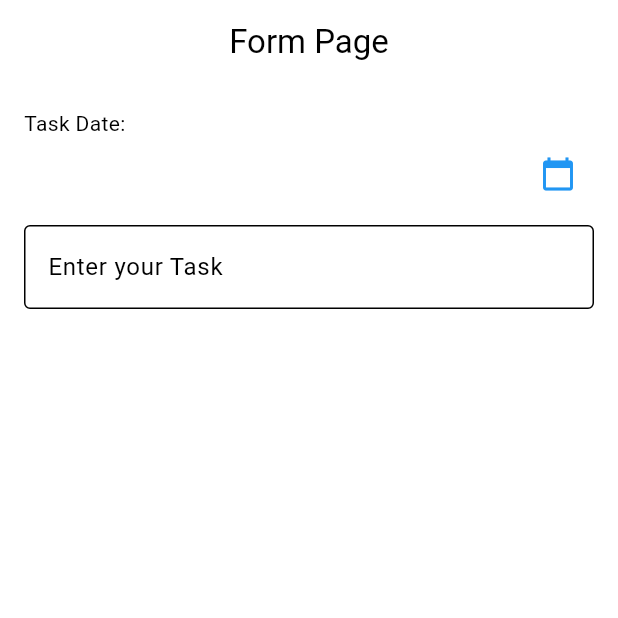
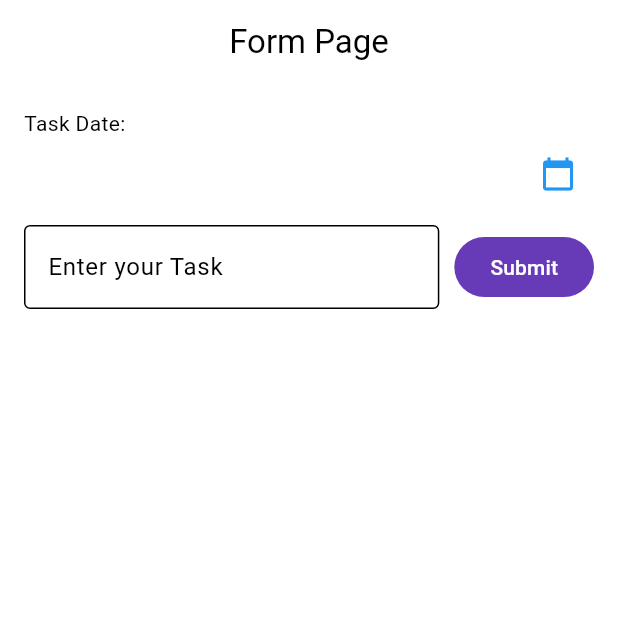
Before and after one commit to isro24/TodoApp_0047, a Flutter app: the screen it shows after launch, on a phone screen of 412 x 824 dp, the top half of it. Run offline on Flutter 3.47's test engine with Material 3 defaults, Android fonts, the phone set to English and light mode, and no system bars.

Commit message:
Menambah FilledButton untuk Submit task

```diff
--- a/lib/form_page.dart
+++ b/lib/form_page.dart
@@ -51,6 +51,14 @@ class _FormPageState extends State<FormPage> {
                           )
                         ),
                       ),
+                    ),
+                    const SizedBox(width:10),
+                    FilledButton(
+                      onPressed: (){},
+                      style: FilledButton.styleFrom(
+                        backgroundColor: Colors.deepPurple[500]
+                      ),
+                      child: const Text("Submit"),
                     )
                   ],
                 )
```
